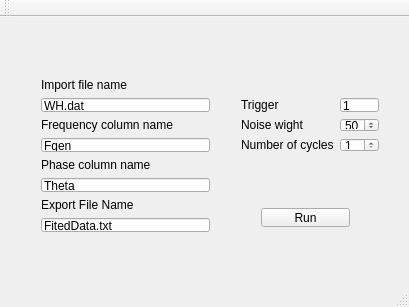
Above: mainwindow.ui from mefisto545/Tortik before the change. Below: the same form after it.
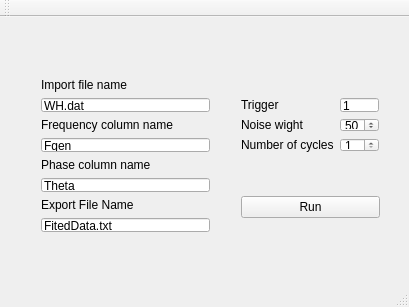
That is the form after the change.

Commit message: Hotfix for cycle approximation

Diff of the .ui file:
```diff
--- a/mainwindow.ui
+++ b/mainwindow.ui
@@ -84,10 +84,10 @@
    <widget class="QWidget" name="horizontalLayoutWidget">
     <property name="geometry">
      <rect>
-      <x>250</x>
-      <y>180</y>
-      <width>111</width>
-      <height>41</height>
+      <x>230</x>
+      <y>160</y>
+      <width>161</width>
+      <height>61</height>
      </rect>
     </property>
     <layout class="QHBoxLayout" name="horizontalLayout">
```
Left out of the diff: 2 changed lines with no effect on the pictures. The commit also changes 2 other files.
